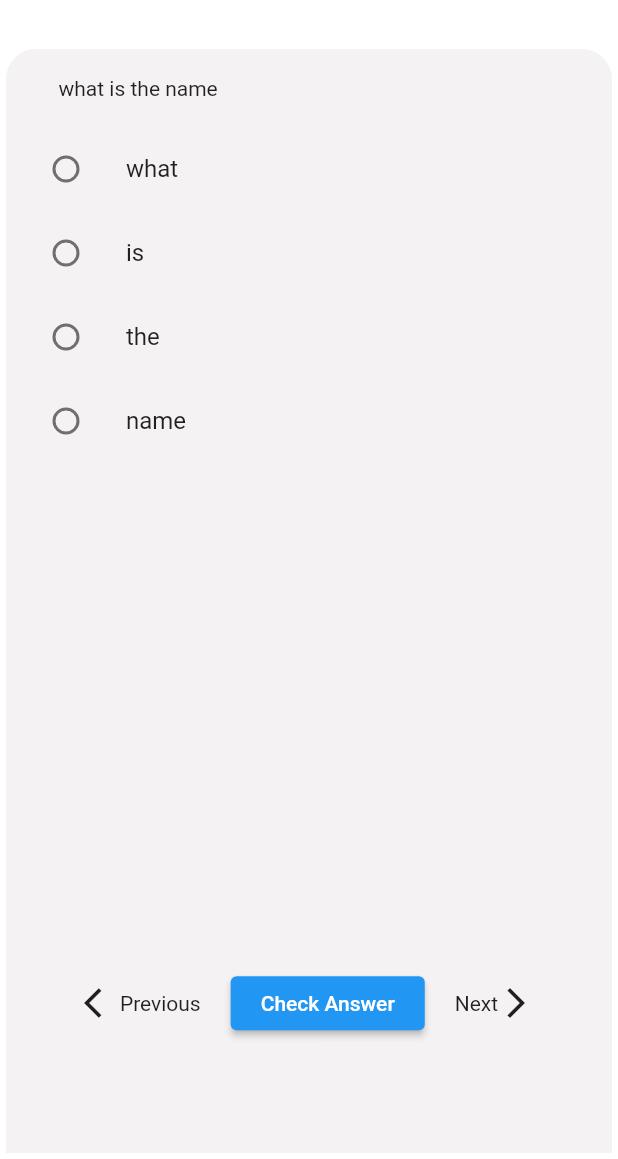
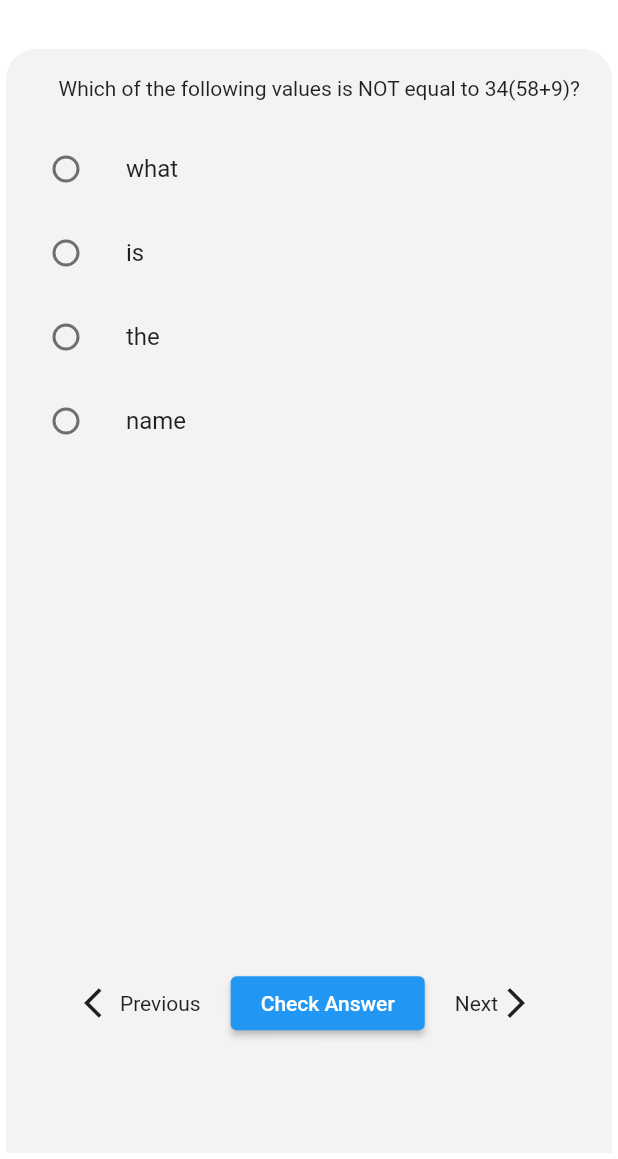
Before and after one commit to Mukesh-MP/MathQ, a Flutter app: the screen it shows after launch, on a phone screen of 412 x 824 dp, the part 77-1236 px from its top. Run offline on Flutter 3.47's test engine with Material 2 defaults, Android fonts, the phone set to English and light mode, and no system bars; our stand-ins replace firebase_auth, firebase_core, get, sqflite; accounts and stored records are empty.

Commit message:
SqfLite implementation

```diff
--- a/lib/home/home_controller.dart
+++ b/lib/home/home_controller.dart
@@ -1,24 +1,37 @@
 import 'package:get/get.dart';
+import 'package:mathq/widgets/toast.dart';
+import 'package:sqflite/sqflite.dart';
+import 'package:mathq/widgets/log.dart';
+import 'package:path/path.dart';
 
 class HomeController extends GetxController {
+  List<Questions> questionsList = [];
+  List<Answers> answersList = [];
   RxInt questionIndex = 0.obs;
-  late RxList<List<int>> selectedAns = [
-    [0, 0, 0, 0],
-    [0, 0, 0, 0],
-    [0, 0, 0, 0]
-  ].obs;
+  late RxList<List> selectedAns = [[], [], []].obs;
+  RxBool isloading = false.obs;
 
-  List<String> question1 = [
-    "what is the name",
-    "Where is the location of WorldCup Cricet?"
-  ];
+  // List<String> question1 = [
+  //   "what is the name",
+  //   "Where is the location of WorldCup Cricet?"
+  // ];
   List<List<String>> answers1 = [
     ["what", "is", "the", "name"],
     ["india", "america"]
   ];
 
+  @override
+  void onInit() {
+    super.onInit;
+    try {
+      createDataBase();
+    } catch (e) {
+      CustomLog.customprint(e.toString());
+    }
+  }
+
   addIndex() {
-    if (question1.length > questionIndex.value + 1) {
+    if (questionsList.length > questionIndex.value + 1) {
       questionIndex.value++;
     }
   }
@@ -32,4 +45,220 @@ class HomeController extends GetxController {
   radioSelection(index, value) {
     selectedAns[questionIndex.value][index] = value;
   }
+
+  createDataBase() async {
+    isloading.value = true;
+    deleteDatabase(await getDatabasesPath());
+    final database = openDatabase(
+        join(
+          await getDatabasesPath(),
+          'master.db',
+        ), onCreate: (db, version) async {
+      Batch batch = db.batch();
+      batch.execute('DROP TABLE IF EXISTS answers ');
+      batch.execute('DROP TABLE IF EXISTS questions ');
+      batch.execute(
+          'CREATE TABLE questions (qid INTEGER PRIMARY KEY, question TEXT)');
+      batch.execute(
+          'CREATE TABLE answers (answerid INTEGER PRIMARY KEY, answertext TEXT,qid INTEGER, correct TEXT)');
+      // await db.execute(
+      //     'CREATE TABLE questions (qid INTEGER PRIMARY KEY, question TEXT)');
+      // await db.execute(
+      //     'CREATE TABLE answers (answerid INTEGER PRIMARY KEY, answertext TEXT,qid INTEGER, correct TEXT)');
+      // CustomLog.customprint("tablecreated.....");
+      List<dynamic> result = await batch.commit();
+      CustomLog.customprint(result.toString());
+    }, version: 2);
+
+    CustomLog.customprint(database.toString());
+
+    // Define a function that inserts dogs into the database
+    Future<void> insertQuestions(Questions questionsall) async {
+      // Get a reference to the database.
+      final db = await database;
+
+      // Insert the Dog into the correct table. You might also specify the
+      // `conflictAlgorithm` to use in case the same dog is inserted twice.
+      //
+      // In this case, replace any previous data.
+      try {
+        await db.insert(
+          'questions',
+          questionsall.toMap(),
+          conflictAlgorithm: ConflictAlgorithm.replace,
+        );
+      } catch (e) {
+        showToast(msg: "Question Fetch Error");
+        isloading.value = false;
+      }
+    }
+
+    // Create a Dog and add it to the dogs table
+    var quesion1 = const Questions(
+      qid: 1,
+      question: 'Which of the following values is NOT equal to 34(58+9)?',
+    );
+    var quesion2 = const Questions(
+      qid: 2,
+      question: 'What is 6% Equals to',
+    );
+
+    try {
+      await insertQuestions(quesion1);
+      await insertQuestions(quesion2);
+    } catch (e) {
+      showToast(msg: "Question fetching failed");
+      // isloading.value = false;
+    }
+
+    // A method that retrieves all the dogs from the dogs table.
+    Future<List<Questions>> retrieveQuestions() async {
+      // Get a reference to the database.
+      final db = await database;
+
+      // Query the table for all The Dogs.
+      final List<Map<String, dynamic>> maps = await db.query('questions');
+
+      // Convert the List<Map<String, dynamic> into a List<Dog>.
+      return List.generate(maps.length, (i) {
+        return Questions(
+          qid: maps[i]['qid'],
+          question: maps[i]['question'],
+        );
+      });
+    }
+
+    questionsList = await retrieveQuestions();
+    CustomLog.customprint(questionsList.toString());
+
+    Future<void> insertAnswers(Answers answersAll) async {
+      // Get a reference to the database.
+      final db = await database;
+
+      // Insert the Dog into the correct table. You might also specify the
+      // `conflictAlgorithm` to use in case the same dog is inserted twice.
+      //
+      // In this case, replace any previous data.
+      try {
+        db.insert(
+          'answers',
+          answersAll.toMap(),
+          conflictAlgorithm: ConflictAlgorithm.replace,
+        );
+      } catch (e) {
+        showToast(msg: "answer fetching failed");
+        //  isloading.value = false;
+      }
+    }
+
+    var answer1 =
+        const Answers(answerid: 1, answertext: "0.06", qid: 2, correct: 'Y');
+    var answer2 =
+        const Answers(answerid: 2, answertext: "0.6", qid: 2, correct: 'N');
+    var answer3 =
+        const Answers(answerid: 3, answertext: "0.006", qid: 2, correct: 'N');
+    var answer4 =
+        const Answers(answerid: 4, answertext: "0.0006", qid: 2, correct: 'N');
+
+    var answer5 =
+        const Answers(answerid: 5, answertext: "34 * 67", qid: 1, correct: 'N');
+    var answer6 = const Answers(
+        answerid: 6, answertext: "58(34+9)", qid: 1, correct: 'Y');
+    var answer7 = const Answers(
+        answerid: 7, answertext: "34 * 58 + 34 * 9", qid: 1, correct: 'N');
+    var answer8 = const Answers(
+        answerid: 8, answertext: "1,972 + 306", qid: 1, correct: 'N');
+    try {
+      await insertAnswers(answer1);
+      await insertAnswers(answer2);
+      await insertAnswers(answer3);
+      await insertAnswers(answer4);
+      await insertAnswers(answer5);
+      await insertAnswers(answer6);
+      await insertAnswers(answer7);
+      await insertAnswers(answer8);
+    } catch (e) {
+      showToast(msg: "Answer fetch error");
+      // isloading.value = false;
+    }
+
+    Future<List<Answers>> retrieveAnswers() async {
+      // Get a reference to the database.
+      final db = await database;
+
+      // Query the table for all The Dogs.
+      final List<Map<String, dynamic>> maps = await db.query('answers');
+
+      // Convert the List<Map<String, dynamic> into a List<Dog>.
+      return List.generate(maps.length, (i) {
+        return Answers(
+          answerid: maps[i]['answerid'],
+          answertext: maps[i]['answertext'],
+          qid: maps[i]['qid'],
+          correct: maps[i]['correct'],
+        );
+      });
+    }
+
+    answersList = await retrieveAnswers();
+    CustomLog.customprint(answersList.toString());
+    isloading.value = false;
+  }
 }
+
+class Questions {
+  final int qid;
+  final String question;
+
+  const Questions({
+    required this.qid,
+    required this.question,
+  });
+
+  // Convert a Dog into a Map. The keys must correspond to the names of the
+  // columns in the database.
+  Map<String, dynamic> toMap() {
+    return {
+      'qid': qid,
+      'question': question,
+    };
+  }
+
+  // Implement toString to make it easier to see information about
+  // each dog when using the print statement.
+  @override
+  String toString() {
+    return 'Questions{qid: $qid, question: $question}';
+  }
+}
+
+class Answers {
+  final int answerid;
+  final String answertext;
+  final int qid;
+  final String correct;
+
+  const Answers(
+      {required this.answerid,
+      required this.answertext,
+      required this.qid,
+      this.correct = 'N'});
+
+  // Convert a Dog into a Map. The keys must correspond to the names of the
+  // columns in the database.
+  Map<String, dynamic> toMap() {
+    return {
+      'answerid': answerid,
+      'answertext': answertext,
+      'qid': qid,
+      'correct': correct
+    };
+  }
+
+  // Implement toString to make it easier to see information about
+  // each dog when using the print statement.
+  @override
+  String toString() {
+    return 'Questions{answerid: $answerid, answertext: $answertext,qid: $qid, correct: $correct}';
+  }
+}
--- a/lib/home/home_screen.dart
+++ b/lib/home/home_screen.dart
@@ -9,7 +9,12 @@ class HomeScreen extends StatelessWidget {
   Widget build(BuildContext context) {
     var homeController = Get.put(HomeController());
 
-    return Scaffold(
+    return Obx(
+      () => homeController.isloading.value
+          ? const CircularProgressIndicator(
+              color: Colors.purple,
+            )
+          : Scaffold(
               backgroundColor: Colors.white,
               appBar: AppBar(
                 automaticallyImplyLeading: false,
@@ -44,7 +49,9 @@ class HomeScreen extends StatelessWidget {
                           ),
                           child: Obx(
                             () => Text(homeController
-                        .question1[homeController.questionIndex.value]),
+                                .questionsList[
+                                    homeController.questionIndex.value]
+                                .question),
                           ),
                         ),
                       ],
@@ -54,15 +61,14 @@ class HomeScreen extends StatelessWidget {
                       child: Obx(
                         () => ListView.builder(
                           itemCount: homeController
-                      .answers1[homeController.questionIndex.value].length,
+                              .answers1[homeController.questionIndex.value]
+                              .length,
                           itemBuilder: (context, index) {
                             return ListTile(
-                      title: Text(homeController
-                          .answers1[homeController.questionIndex.value][index]),
+                              title: Text(homeController.answers1[
+                                  homeController.questionIndex.value][index]),
                               leading: Radio(
-                        value: homeController
-                                .selectedAns[homeController.questionIndex.value]
-                            [index],
+                                value: 0,
                                 groupValue: 1,
                                 onChanged: (value) {
                                   homeController.radioSelection(index, value);
@@ -95,8 +101,12 @@ class HomeScreen extends StatelessWidget {
                           ),
                           ElevatedButton(
                               style: const ButtonStyle(
-                          padding: MaterialStatePropertyAll(EdgeInsets.only(
-                              left: 20, right: 20, top: 10, bottom: 10))),
+                                  padding: MaterialStatePropertyAll(
+                                      EdgeInsets.only(
+                                          left: 20,
+                                          right: 20,
+                                          top: 10,
+                                          bottom: 10))),
                               onPressed: () {},
                               child: const Text("Check Answer")),
                           const SizedBox(
@@ -119,6 +129,7 @@ class HomeScreen extends StatelessWidget {
                   ],
                 ),
               ),
+            ),
     );
   }
 }
--- a/lib/main.dart
+++ b/lib/main.dart
@@ -5,6 +5,7 @@ import 'package:mathq/splash_screen/splash_screen.dart';
 
 void main() async {
   WidgetsFlutterBinding.ensureInitialized();
+
   await firebaseGlobal();
 
   runApp(const MyApp());
--- a/pubspec.yaml
+++ b/pubspec.yaml
@@ -40,6 +40,8 @@ dependencies:
   firebase_auth: ^4.10.0
   firebase_database: ^10.2.6
   fluttertoast: ^8.2.2
+  sqflite: ^2.3.0
+  path: ^1.8.3
 
 dev_dependencies:
   flutter_test:
```
Also changed, not shown: lib/home/sqflite.dart (added), pubspec.lock, 1 other file. Lines whose indentation alone changed are shown as unchanged.
